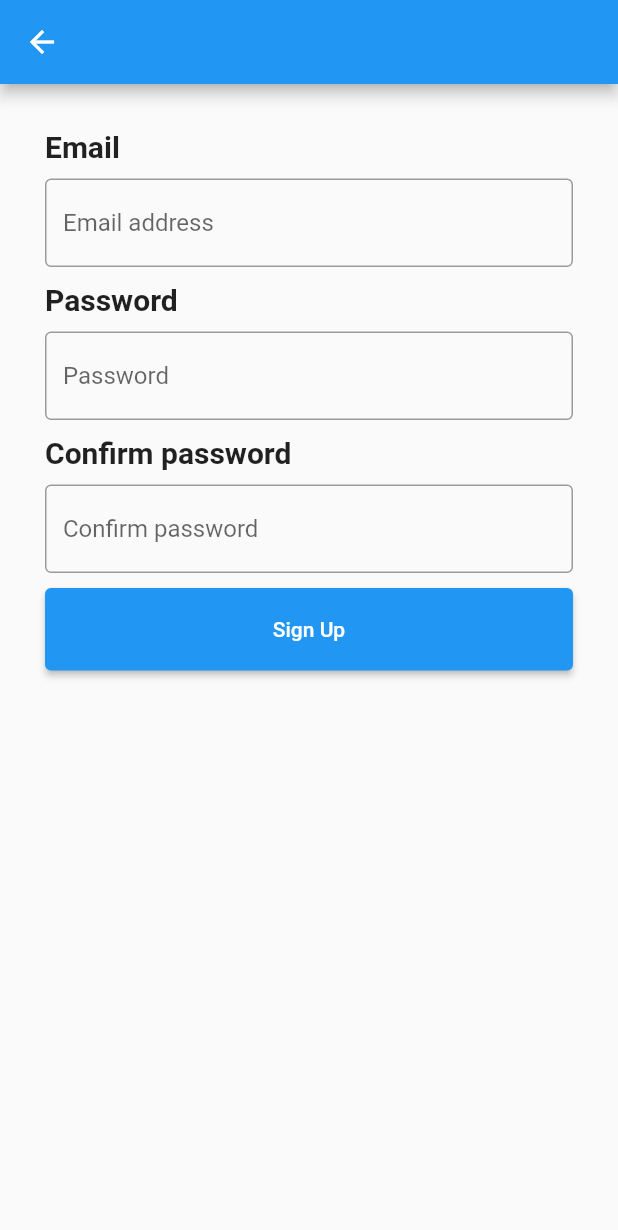
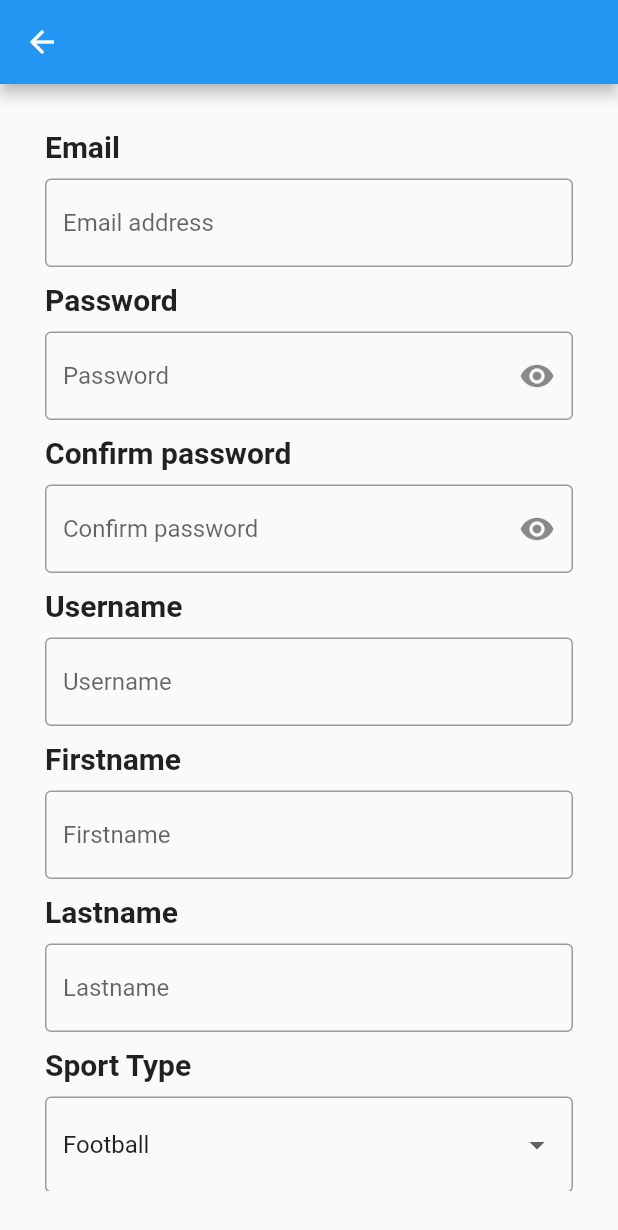
Before and after one commit to Punny2001/SeniorProject, a Flutter app: the screen it shows after launch, after a tap on "Sign Up", on a phone screen of 412 x 824 dp. Shown: the top 1230 px of the screen. Run offline on Flutter 3.47's test engine with Material 2 defaults, Android fonts, the light colour scheme and no system bars; our stand-ins replace cloud_firestore, firebase_auth, firebase_core; missing offline and left inert: crypt; accounts and stored records are empty.

Commit message:
Updated 21/5/2022
Updated listed:
- userdata.dart to put users' data into the database
- Additional text field of users' data
- Dropdown button form field of sport type for optional choosing
- Home page updating

```diff
--- a/seniorapp/lib/auth-component/login.dart
+++ b/seniorapp/lib/auth-component/login.dart
@@ -11,6 +11,7 @@ class Login extends StatefulWidget {
 class _LoginState extends State<Login> {
   final _emailController = TextEditingController();
   final _passwordController = TextEditingController();
+  bool _passwordhide = true;
 
   var allSnackbar = const SnackBar(
     content: Text('Please fill in both Email and Password'),
@@ -124,19 +125,33 @@ class _LoginState extends State<Login> {
               SizedBox(
                 height: 20,
               ),
+
+              /// Password text insertion
               Container(
                 child: TextField(
                   controller: _passwordController,
+                  obscureText: _passwordhide,
                   decoration: InputDecoration(
                     border: OutlineInputBorder(),
                     hintText: 'Password',
                     prefixIcon: Icon(Icons.lock),
+                    suffixIcon: IconButton(
+                      icon: Icon(_passwordhide
+                          ? Icons.visibility
+                          : Icons.visibility_off),
+                      onPressed: () {
+                        setState(() {
+                          _passwordhide = !_passwordhide;
+                        });
+                      },
+                    ),
                   ),
                 ),
               ),
               SizedBox(
                 height: 20,
               ),
+
               ElevatedButton(
                 onPressed: () => signin(),
                 child: Text("Log In"),
@@ -147,6 +162,7 @@ class _LoginState extends State<Login> {
               SizedBox(
                 height: 20,
               ),
+
               Row(
                 mainAxisAlignment: MainAxisAlignment.center,
                 children: [
--- a/seniorapp/lib/auth-component/register.dart
+++ b/seniorapp/lib/auth-component/register.dart
@@ -1,6 +1,8 @@
+import 'package:cloud_firestore/cloud_firestore.dart';
 import 'package:flutter/material.dart';
 import 'package:firebase_auth/firebase_auth.dart';
 import 'package:seniorapp/auth-component/login.dart';
+import 'package:seniorapp/auth-component/userdata.dart';
 
 class Register extends StatefulWidget {
   @override
@@ -11,6 +13,12 @@ class _RegisterState extends State<Register> {
   final _emailController = TextEditingController();
   final _passwordController = TextEditingController();
   final _confirmPasswordController = TextEditingController();
+  final _usernameController = TextEditingController();
+  final _firstnameController = TextEditingController();
+  final _lastnameController = TextEditingController();
+  String _selectedSport = 'Football';
+  bool _passwordhide = true;
+  bool _confirmPasswordhide = true;
 
   @override
   Widget build(BuildContext context) {
@@ -47,7 +55,7 @@ class _RegisterState extends State<Register> {
                 padding: EdgeInsets.only(bottom: 10),
               ),
 
-              /// Password  registeration
+              /// Password registration
               Text(
                 'Password',
                 style: textCustom(),
@@ -57,16 +65,27 @@ class _RegisterState extends State<Register> {
               ),
               TextField(
                 controller: _passwordController,
+                obscureText: _passwordhide,
                 decoration: InputDecoration(
                   border: OutlineInputBorder(),
                   hintText: 'Password',
+                  suffixIcon: IconButton(
+                    icon: Icon(_passwordhide
+                        ? Icons.visibility
+                        : Icons.visibility_off),
+                    onPressed: () {
+                      setState(() {
+                        _passwordhide = !_passwordhide;
+                      });
+                    },
+                  ),
                 ),
               ),
               Padding(
                 padding: EdgeInsets.only(bottom: 10),
               ),
 
-              /// Confirm registeration
+              /// Confirm registration
               Text(
                 'Confirm password',
                 style: textCustom(),
@@ -76,14 +95,114 @@ class _RegisterState extends State<Register> {
               ),
               TextField(
                 controller: _confirmPasswordController,
+                obscureText: _confirmPasswordhide,
                 decoration: InputDecoration(
                   border: OutlineInputBorder(),
                   hintText: 'Confirm password',
+                  suffixIcon: IconButton(
+                    icon: Icon(_confirmPasswordhide
+                        ? Icons.visibility
+                        : Icons.visibility_off),
+                    onPressed: () {
+                      setState(() {
+                        _confirmPasswordhide = !_confirmPasswordhide;
+                      });
+                    },
+                  ),
                 ),
               ),
               Padding(
                 padding: EdgeInsets.only(bottom: 10),
               ),
+
+              /// Username textbox
+              Text(
+                'Username',
+                style: textCustom(),
+              ),
+              Padding(
+                padding: EdgeInsets.only(bottom: 10),
+              ),
+              TextField(
+                controller: _usernameController,
+                decoration: InputDecoration(
+                  border: OutlineInputBorder(),
+                  hintText: 'Username',
+                ),
+              ),
+              Padding(
+                padding: EdgeInsets.only(bottom: 10),
+              ),
+
+              /// Firstname textbox
+              Text(
+                'Firstname',
+                style: textCustom(),
+              ),
+              Padding(
+                padding: EdgeInsets.only(bottom: 10),
+              ),
+              TextField(
+                controller: _firstnameController,
+                decoration: InputDecoration(
+                  border: OutlineInputBorder(),
+                  hintText: 'Firstname',
+                ),
+              ),
+              Padding(
+                padding: EdgeInsets.only(bottom: 10),
+              ),
+
+              /// Lastname textbox
+              Text(
+                'Lastname',
+                style: textCustom(),
+              ),
+              Padding(
+                padding: EdgeInsets.only(bottom: 10),
+              ),
+              TextField(
+                controller: _lastnameController,
+                decoration: InputDecoration(
+                  border: OutlineInputBorder(),
+                  hintText: 'Lastname',
+                ),
+              ),
+              Padding(
+                padding: EdgeInsets.only(bottom: 10),
+              ),
+
+              /// Sport Type choosing
+              Text(
+                'Sport Type',
+                style: textCustom(),
+              ),
+              Padding(
+                padding: EdgeInsets.only(bottom: 10),
+              ),
+              DropdownButtonFormField<String>(
+                // isExpanded: true,
+                decoration: InputDecoration(
+                  border: OutlineInputBorder(),
+                ),
+                items: sportList
+                    .map((sport) => DropdownMenuItem(
+                          child: Text(sport),
+                          value: sport,
+                        ))
+                    .toList(),
+                value: _selectedSport,
+                onChanged: (value) {
+                  setState(() {
+                    _selectedSport = value;
+                  });
+                },
+              ),
+              Padding(
+                padding: EdgeInsets.only(bottom: 10),
+              ),
+
+              /// Sign Up button
               ElevatedButton(
                 onPressed: () => signup(),
                 child: Text("Sign Up"),
@@ -114,11 +233,20 @@ class _RegisterState extends State<Register> {
     try {
       if (_emailController.text.isNotEmpty &
           _passwordController.text.isNotEmpty &
-          _confirmPasswordController.text.isNotEmpty) {
+          _confirmPasswordController.text.isNotEmpty &
+          _usernameController.text.isNotEmpty &
+          _firstnameController.text.isNotEmpty &
+          _lastnameController.text.isNotEmpty &
+          _selectedSport.isNotEmpty) {
         if (passwordConfirm()) {
           await FirebaseAuth.instance.createUserWithEmailAndPassword(
-            email: _emailController.text.trim(),
-            password: _passwordController.text.trim(),
+              email: _emailController.text.trim(),
+              password: _passwordController.text.trim());
+          userSetup(
+            _usernameController.text.trim(),
+            _firstnameController.text.trim(),
+            _lastnameController.text.trim(),
+            _selectedSport.trim(),
           );
           Navigator.of(context).pushAndRemoveUntil(
             MaterialPageRoute(builder: (context) => Login()),
@@ -138,8 +266,9 @@ class _RegisterState extends State<Register> {
             content: Text('Your inserted password is weak. Please refill it.'),
             actions: [
               TextButton(
-                  onPressed: () => Navigator.of(context).pop(),
-                  child: Text('OK'))
+                onPressed: () => Navigator.of(context).pop(),
+                child: Text('OK'),
+              ),
             ],
           ),
         );
@@ -150,7 +279,22 @@ class _RegisterState extends State<Register> {
           builder: (BuildContext context) => AlertDialog(
             title: Text('Registration failed!'),
             content: Text(
-                'The account that used this email is already exist. Plase change your email'),
+                'The account that used this email is already exist. Plase change your email.'),
+            actions: [
+              TextButton(
+                  onPressed: () => Navigator.of(context).pop(),
+                  child: Text('OK'))
+            ],
+          ),
+        );
+      } else if (error.code == 'invalid-email') {
+        print('Invalid email format');
+        showDialog(
+          context: context,
+          builder: (BuildContext context) => AlertDialog(
+            title: Text('Registration failed!'),
+            content: Text(
+                'The format of email is invalid. Please correct the email.'),
             actions: [
               TextButton(
                   onPressed: () => Navigator.of(context).pop(),
@@ -171,4 +315,14 @@ class _RegisterState extends State<Register> {
   var passwordNotEqual = const SnackBar(
     content: Text('The password is not match with the confirm password.'),
   );
+
+  List<String> sportList = [
+    'Football',
+    'Basketball',
+    'Badminton',
+    'Boxing',
+    'Judo',
+    'Rugby',
+    'VolleyBall'
+  ];
 }
--- /dev/null
+++ b/seniorapp/lib/auth-component/userdata.dart
@@ -0,0 +1,21 @@
+import 'package:cloud_firestore/cloud_firestore.dart';
+import 'package:firebase_auth/firebase_auth.dart';
+import 'package:crypt/crypt.dart';
+
+Future<void> userSetup(final String _username, final String _firstname,
+    final String _lastname, final String _sportType) {
+  FirebaseAuth auth = FirebaseAuth.instance;
+  final String _uid = auth.currentUser.uid.toString();
+  final String _email = auth.currentUser.email.toString();
+
+  FirebaseFirestore.instance.collection('UserData').add(
+    {
+      'uid': _uid,
+      'email': _email,
+      'username': _username,
+      'firstname': _firstname,
+      'lastname': _lastname,
+      'sportType': _sportType
+    },
+  );
+}
--- a/seniorapp/pubspec.yaml
+++ b/seniorapp/pubspec.yaml
@@ -37,6 +37,7 @@ dependencies:
   firebase_core: ^1.17.0
   firebase_auth: ^3.3.18
   cloud_firestore: ^3.1.15
+  crypt: ^4.2.1
 
 dev_dependencies:
   flutter_test:
```
Also changed, not shown: seniorapp/lib/component/home.dart (+13 -2 lines), seniorapp/pubspec.lock.
